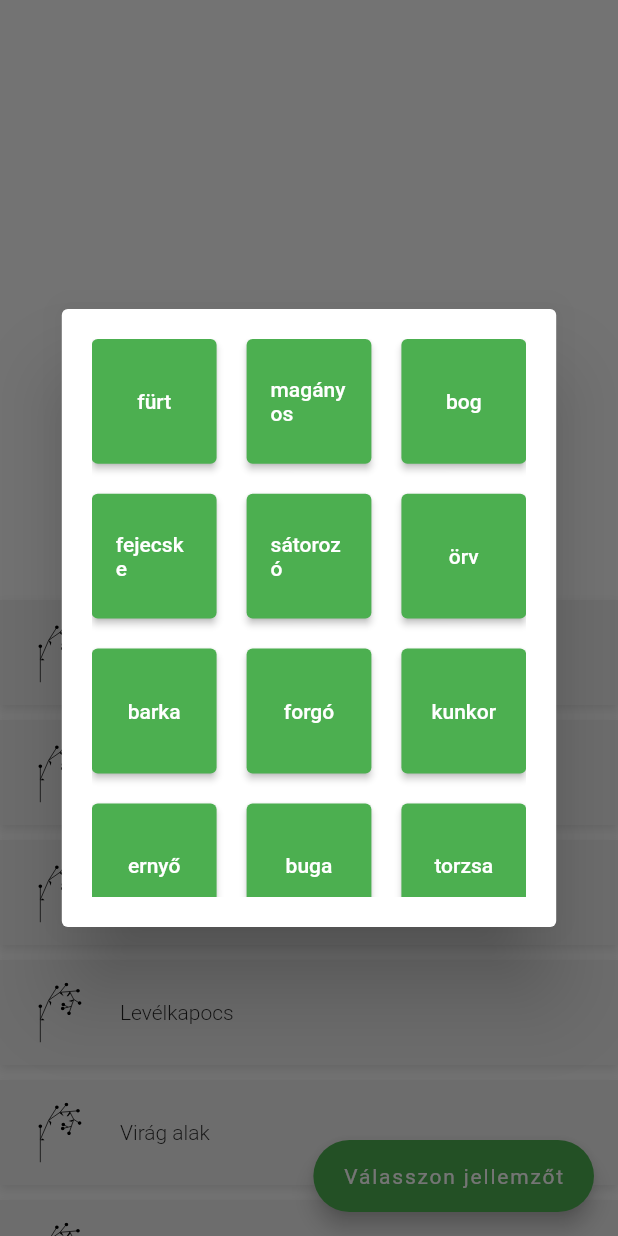
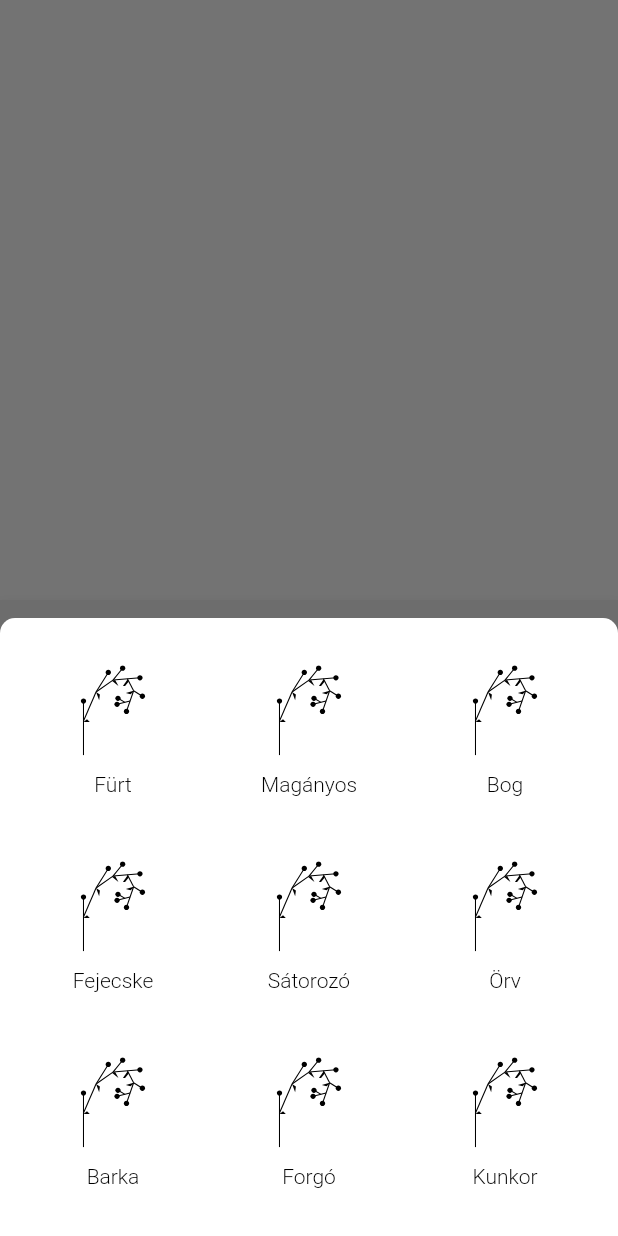
Before and after one commit to cszsm/fyto, a Flutter app: the screen it shows after launch, after a tap on "Virágzat", on a phone screen of 412 x 824 dp. Run offline on Flutter 3.47's test engine with Material 2 defaults, Android fonts, the light colour scheme and no system bars; our stand-ins replace firebase_core, firebase_storage, flutter_svg; missing offline and left inert: firebase_core_web, firebase_storage_web, flutter_archive; accounts and stored records are empty; network calls fail.

Commit message:
Redesign the attribute value selector

```diff
--- /dev/null
+++ b/lib/attribute_tile.dart
@@ -0,0 +1,35 @@
+import 'package:flutter/material.dart';
+import 'package:flutter_svg/svg.dart';
+
+class AttributeTile extends StatelessWidget {
+  final String attributeId;
+  final bool selected;
+  final String attributeName;
+
+  const AttributeTile(this.attributeId, this.selected, this.attributeName);
+
+  @override
+  Widget build(BuildContext context) {
+    return Column(
+      mainAxisAlignment: MainAxisAlignment.spaceEvenly,
+      children: [
+        GestureDetector(
+          onTap: () { Navigator.of(context).pop(attributeName); },
+          child: SvgPicture.asset(
+            'assets/images/viragzat_kunkor.svg',
+            width: 60,
+            color: selected ? Colors.green[600] : Colors.black,
+          ),
+        ),
+        Text(
+          "${attributeId[0].toUpperCase()}${attributeId.substring(1)}",
+          style: TextStyle(
+            color: selected ? Colors.green[600] : Colors.black,
+            fontSize: 14,
+            fontWeight: FontWeight.w300,
+          ),
+        ),
+      ],
+    );
+  }
+}
--- a/lib/widgets/attribute_dialog.dart
+++ /dev/null
@@ -1,41 +0,0 @@
-import 'package:flutter/material.dart';
-import 'package:fyto/data/plant_attribute_values.dart';
-import 'package:fyto/data/plant_attributes.dart';
-
-class AttributeDialog extends StatelessWidget {
-  final String attributeId;
-
-  const AttributeDialog(this.attributeId);
-
-  List<ElevatedButton> createAttributeValueButtons(context) {
-    final attributes = plantAttributes.firstWhere(
-        (e) => (e['type'] as String) == attributeId)['attributes'] as List<String>;
-    return attributes.map((attribute) {
-      final attributeName = attributeValues
-          .firstWhere((e) => (e['id'] as String) == attribute)['name'] as String;
-      return ElevatedButton(
-        onPressed: () {
-          Navigator.of(context).pop(attribute);
-        },
-        child: Text(attributeName),
-      );
-    }).toList();
-  }
-
-  @override
-  Widget build(BuildContext context) {
-    return Dialog(
-      child: Container(
-        width: MediaQuery.of(context).size.width * 0.8,
-        height: MediaQuery.of(context).size.height * 0.5,
-        padding: const EdgeInsets.all(20),
-        child: GridView.count(
-          crossAxisCount: 3,
-          mainAxisSpacing: 20,
-          crossAxisSpacing: 20,
-          children: createAttributeValueButtons(context),
-        ),
-      ),
-    );
-  }
-}
--- /dev/null
+++ b/lib/widgets/attribute_value_selector.dart
@@ -0,0 +1,47 @@
+import 'package:flutter/material.dart';
+import 'package:fyto/attribute_tile.dart';
+import 'package:fyto/data/plant_attribute_values.dart';
+import 'package:fyto/data/plant_attributes.dart';
+
+class AttributeValueSelector extends StatelessWidget {
+  final String attributeId;
+
+  const AttributeValueSelector(this.attributeId);
+
+  List<AttributeTile> createAttributeValueTiles(context) {
+    final attributes = plantAttributes.firstWhere(
+            (e) => (e['type'] as String) == attributeId)['attributes']
+        as List<String>;
+    return attributes.map((attribute) {
+      final attributeName = attributeValues.firstWhere(
+          (e) => (e['id'] as String) == attribute)['name'] as String;
+      return AttributeTile(attributeName, false, attribute);
+    }).toList();
+  }
+
+  @override
+  Widget build(BuildContext context) {
+    return DraggableScrollableSheet(
+      builder: (context, scrollController) {
+        return ClipRRect(
+          borderRadius: const BorderRadius.vertical(top: Radius.circular(10)),
+          child: Container(
+            width: 100,
+            color: Colors.white,
+            child: GridView.count(
+              controller: scrollController,
+              crossAxisCount: 3,
+              mainAxisSpacing: 20,
+              crossAxisSpacing: 20,
+              childAspectRatio: 1,
+              padding: const EdgeInsets.all(20),
+              children: createAttributeValueTiles(context),
+            ),
+          ),
+        );
+      },
+      expand: false,
+      maxChildSize: 1,
+    );
+  }
+}
```
Also changed, not shown: lib/widgets/attribute_selector.dart (+2 -46 lines), 1 other file.
